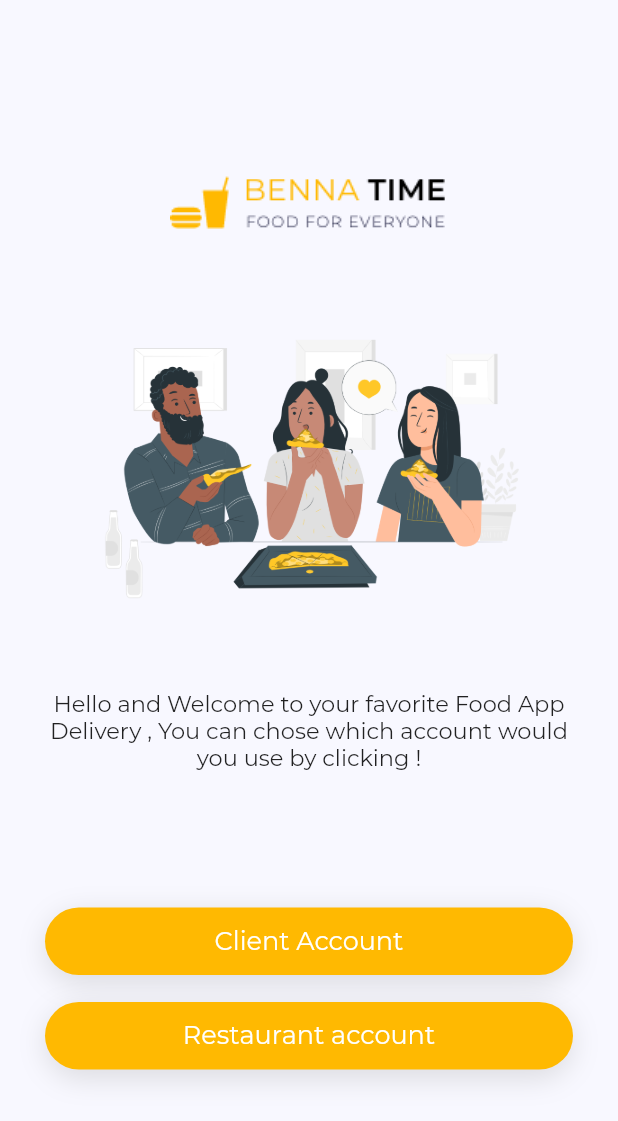
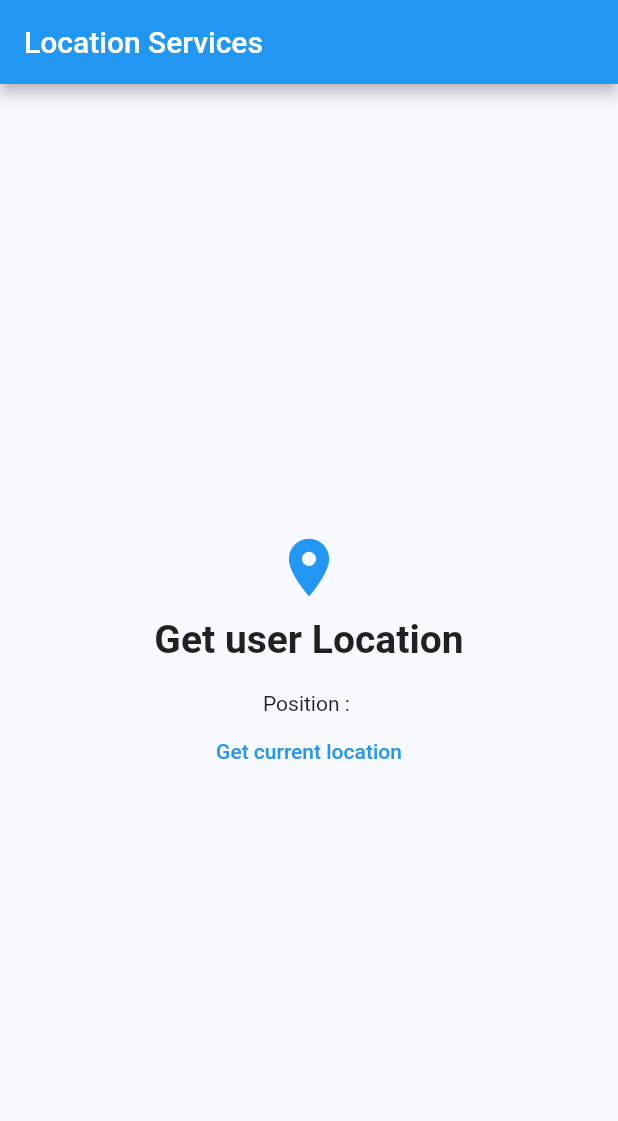
Before and after one commit to boularakSaraManel/flutter_application_food, a Flutter app: the screen it shows after launch, on a phone screen of 412 x 824 dp. Shown: the top 1121 px of the screen. Run offline on Flutter 3.47's test engine with Material 2 defaults, Android fonts, the phone set to English and light mode, and no system bars; our stand-ins replace geolocator, shared_preferences; accounts and stored records are empty.

Commit message:
geolocator

```diff
--- /dev/null
+++ b/lib/Screens/userLocation.dart
@@ -0,0 +1,64 @@
+import 'package:flutter/material.dart';
+import 'package:geolocator/geolocator.dart';
+
+
+class userLocation extends StatefulWidget {
+  @override
+  _userLocationState createState() => _userLocationState();
+}
+
+class _userLocationState extends State<userLocation> {
+  var locationMessage="";
+
+  void getCurrentLocation() async {
+    var position = await Geolocator.getCurrentPosition(desiredAccuracy: LocationAccuracy.high);
+    var lastPosition = await Geolocator.getLastKnownPosition();
+    print(lastPosition);
+    var lat= position.latitude;
+    var long= position.longitude;
+    print ("$lat, $long");
+
+    setState(() {
+      locationMessage = "Latitude : $lat , Longitude : $long";
+    });
+
+  }
+  @override
+  Widget build(BuildContext context) {
+    return Scaffold(
+      appBar: AppBar(
+        title: Text("Location Services")
+      ),
+      body : Center(
+      child:Column(
+        mainAxisAlignment: MainAxisAlignment.center,
+        crossAxisAlignment: CrossAxisAlignment.center,
+        children: [
+          Icon(
+            Icons.location_on,
+            size: 46.0,
+            color: Colors.blue
+            ),
+          SizedBox(height:10.0,),
+          Text("Get user Location",
+            style: TextStyle(fontSize: 26.0, fontWeight: FontWeight.bold),
+          ),
+          SizedBox(
+          height: 20.0,
+          ),
+          Text("Position : $locationMessage"),
+          //FlatButton(onPressed: onPressed, child: child),
+          TextButton(
+            onPressed: () {
+               getCurrentLocation();
+             },
+            child: Text('Get current location'),
+
+          )
+
+        ],
+      ),
+      )
+    );
+  }
+}
--- a/lib/main.dart
+++ b/lib/main.dart
@@ -1,6 +1,8 @@
 import 'package:flutter/material.dart';
 import 'package:flutter_application_food/Screens/splash.dart';
 import 'package:flutter_application_food/constantes.dart';
+import 'package:flutter_application_food/Screens/userLocation.dart';
+
 void main() {
   runApp(MyApp());
 }
@@ -32,6 +34,7 @@ class MyHomePage extends StatefulWidget {
 class _MyHomePageState extends State<MyHomePage> {
   @override
   Widget build(BuildContext context) {
-    return SplashScreen();
+    //return SplashScreen();
+    return userLocation();
   }
 }
--- a/pubspec.yaml
+++ b/pubspec.yaml
@@ -30,6 +30,8 @@ dependencies:
   cupertino_icons: ^1.0.2
   http: ^0.13.3
   shared_preferences: ^2.0.6
+  geolocator: ^7.1.0
+
 
 
 dev_dependencies:
```
Also changed, not shown: pubspec.lock, 2 other files.
